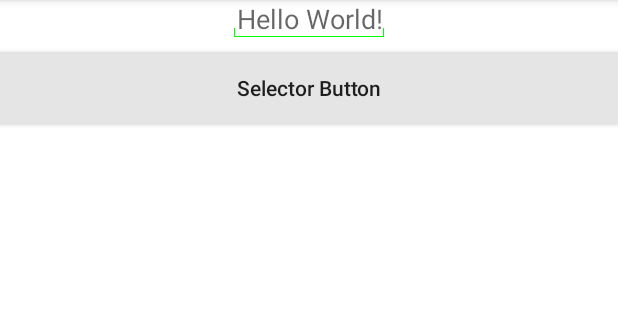
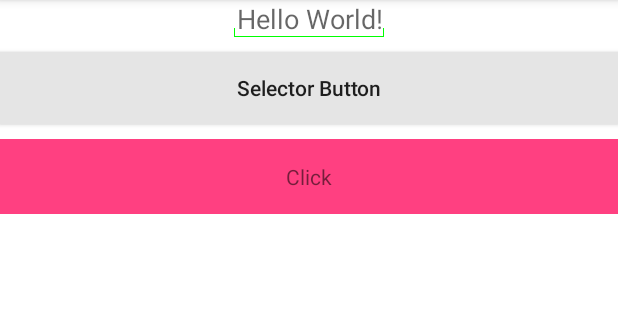
Before and after one commit to DysaniazzZ/ArtOfAndroid, an Android app: the screen it shows after launch (MainActivity), on a phone screen of 412 x 824 dp, the part 84-404 px from its top. Run offline under Robolectric (Android 15) with nearby library versions, the phone set to English and light mode, and no system bars.

Commit message:
chapter06: the usage of transition drawable

```diff
--- a/chapter06/src/main/java/com/dysania/artofandroid/chapter06/MainActivity.java
+++ b/chapter06/src/main/java/com/dysania/artofandroid/chapter06/MainActivity.java
@@ -1,7 +1,10 @@
 package com.dysania.artofandroid.chapter06;
 
+import android.graphics.drawable.TransitionDrawable;
 import android.os.Bundle;
 import android.support.v7.app.AppCompatActivity;
+import android.view.View;
+import android.view.View.OnClickListener;
 
 public class MainActivity extends AppCompatActivity {
 
@@ -9,5 +12,13 @@ public class MainActivity extends AppCompatActivity {
     protected void onCreate(Bundle savedInstanceState) {
         super.onCreate(savedInstanceState);
         setContentView(R.layout.activity_main);
+
+        findViewById(R.id.tv_transition).setOnClickListener(new OnClickListener() {
+            @Override
+            public void onClick(View v) {
+                TransitionDrawable drawable = (TransitionDrawable) v.getBackground();
+                drawable.startTransition(3000);
+            }
+        });
     }
 }
--- /dev/null
+++ b/chapter06/src/main/res/drawable/transition_example.xml
@@ -0,0 +1,5 @@
+<?xml version="1.0" encoding="utf-8"?>
+<transition xmlns:android="http://schemas.android.com/apk/res/android">
+  <item android:drawable="@color/colorAccent"/>
+  <item android:drawable="@color/colorPrimary"/>
+</transition>
--- a/chapter06/src/main/res/layout/activity_main.xml
+++ b/chapter06/src/main/res/layout/activity_main.xml
@@ -22,4 +22,13 @@
     android:text="Selector Button"
     android:textAllCaps="false"/>
 
+  <TextView
+    android:id="@+id/tv_transition"
+    android:layout_width="match_parent"
+    android:layout_height="50dp"
+    android:layout_marginTop="10dp"
+    android:background="@drawable/transition_example"
+    android:gravity="center"
+    android:text="Click"/>
+
 </LinearLayout>
```
